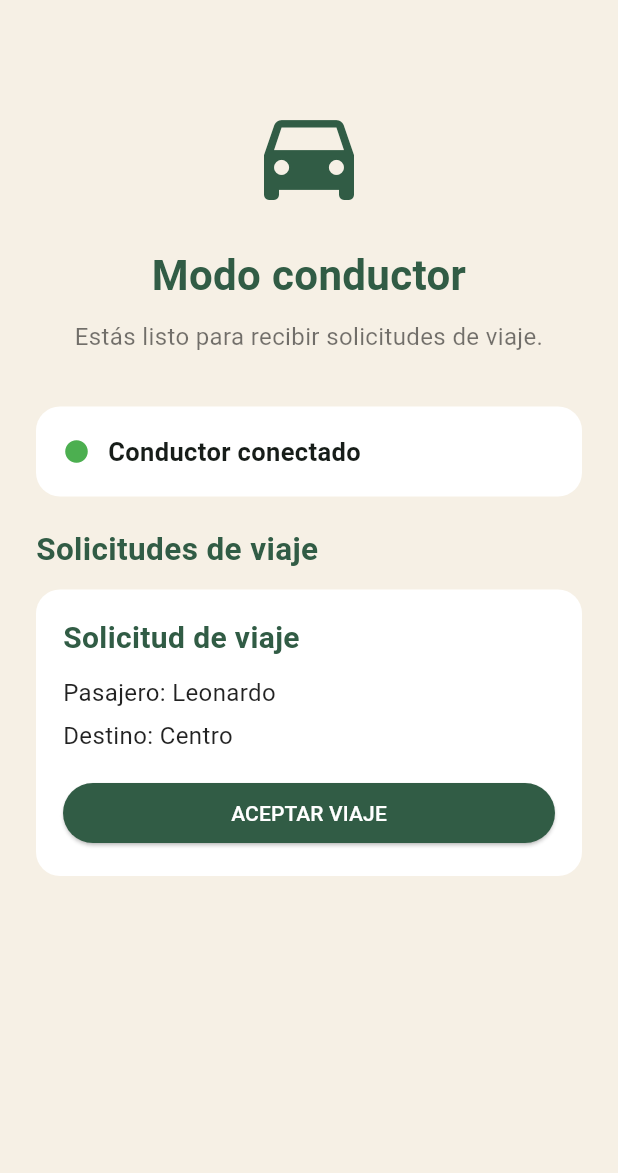
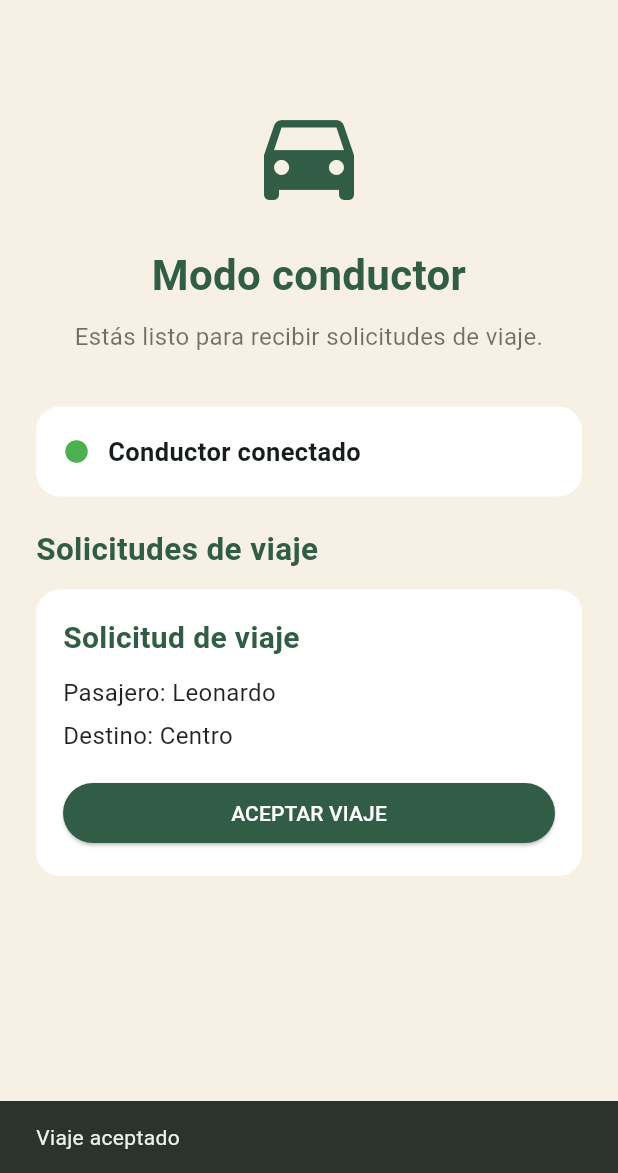
Before and after one commit to R7np6p8rbt-bit/Ruvia, a Flutter app: the DriverHomeScreen screen opened directly, after a tap on "ACEPTAR VIAJE", on a phone screen of 412 x 824 dp, the part 63-1236 px from its top. Run offline on Flutter 3.47's test engine with Material 3 defaults, Android fonts, the phone set to English and light mode, and no system bars; Roboto replaces fonts that are missing (Arial).

Commit message:
RUVIA V1.4 - aceptar viaje

```diff
--- a/ruvia_app/lib/main.dart
+++ b/ruvia_app/lib/main.dart
@@ -1061,7 +1061,13 @@ child: Column(
     SizedBox(
       width: double.infinity,
       child: ElevatedButton(
-        onPressed: () {},
+onPressed: () {
+  ScaffoldMessenger.of(context).showSnackBar(
+    const SnackBar(
+      content: Text('Viaje aceptado'),
+    ),
+  );
+},
         style: ElevatedButton.styleFrom(
           backgroundColor: const Color(0xFF315C45),
           foregroundColor: Colors.white,
```
